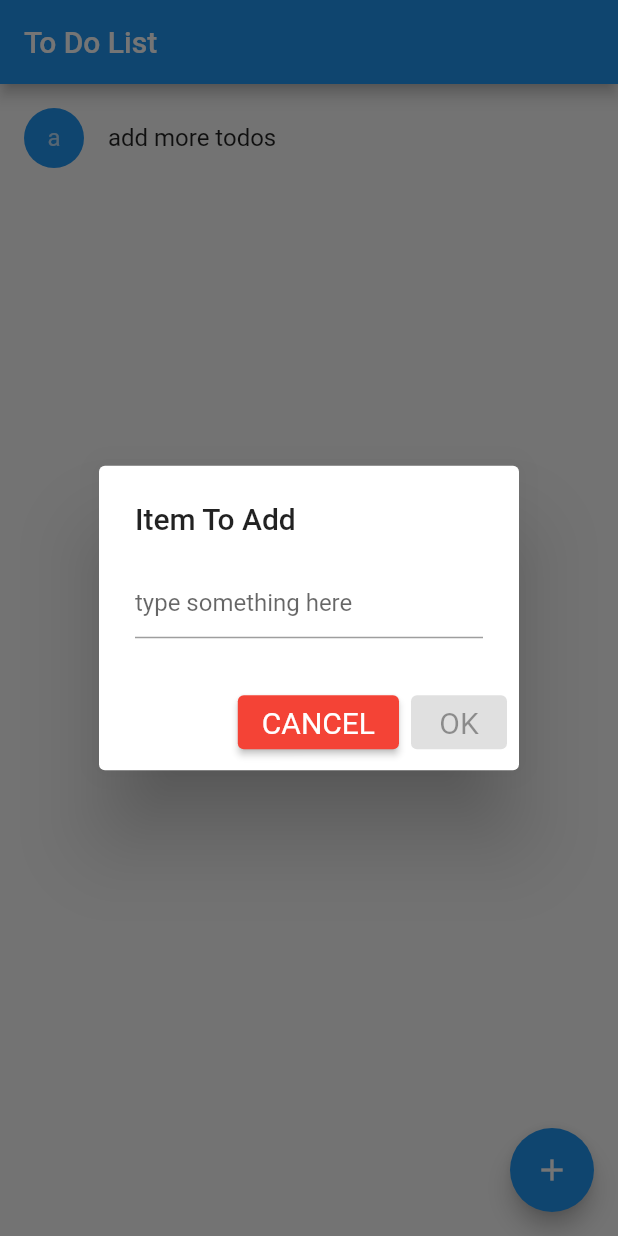
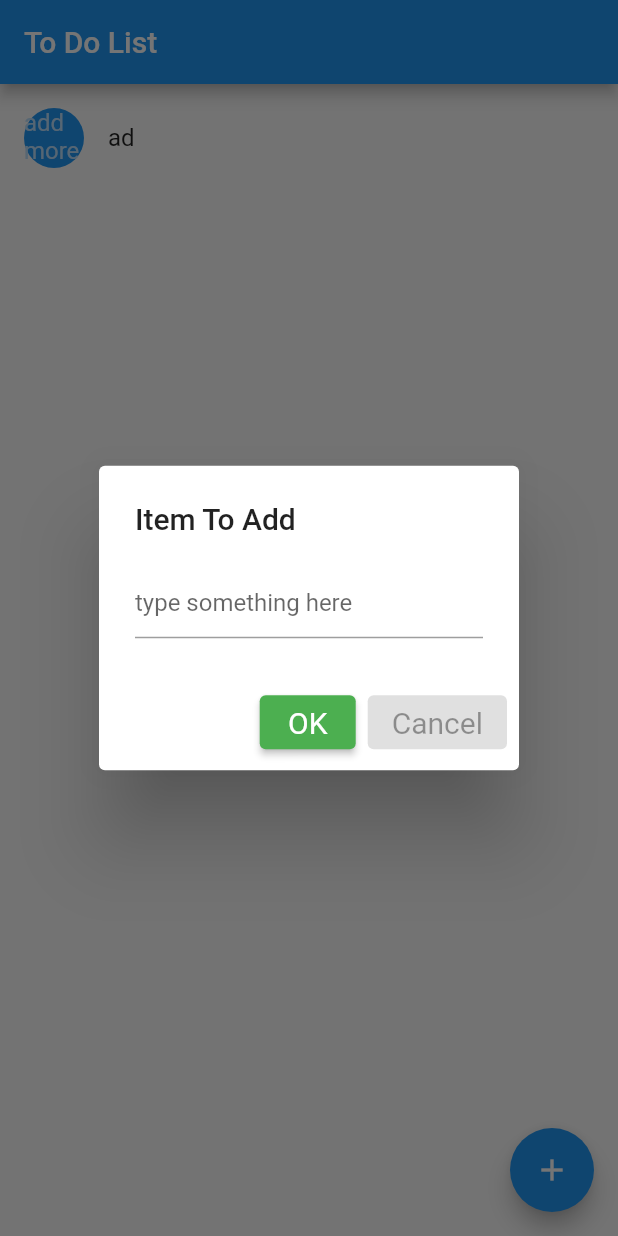
Before and after one commit to mgoadric/to-dont-list, a Flutter app: the screen it shows after launch, after a tap on the "add" icon, on a phone screen of 412 x 824 dp. Run offline on Flutter 3.47's test engine with Material 2 defaults, Android fonts, the phone set to English and light mode, and no system bars.

Commit message:
Some things to break the code

```diff
--- a/to_dont_list/lib/main.dart
+++ b/to_dont_list/lib/main.dart
@@ -36,9 +36,9 @@ class _ToDoListState extends State<ToDoList> {
             ),
             actions: <Widget>[
               ElevatedButton(
-                key: const Key("CancelButton"),
-                style: noStyle,
-                child: const Text('CANCEL'),
+                key: const Key("OkButton"),
+                style: yesStyle,
+                child: const Text('OK'),
                 onPressed: () {
                   setState(() {
                     Navigator.pop(context);
@@ -51,18 +51,17 @@ class _ToDoListState extends State<ToDoList> {
                 valueListenable: _inputController,
                 builder: (context, value, child) {
                   return ElevatedButton(
-                    key: const Key("OKButton"),
-                    style: yesStyle,
+                    key: const Key("CancelButton"),
+                    style: noStyle,
                     onPressed: value.text.isNotEmpty
                         ? () {
-                            print("OK Button Pressed");
                             setState(() {
                               _handleNewItem(valueText);
                               Navigator.pop(context);
                             });
                           }
                         : null,
-                    child: const Text('OK'),
+                    child: const Text('Cancel'),
                   );
                 },
               ),
@@ -108,7 +107,7 @@ class _ToDoListState extends State<ToDoList> {
   void _handleNewItem(String itemText) {
     setState(() {
       print("Adding new item");
-      Item item = Item(name: itemText);
+      Item item = const Item(name: "itemText");
       items.insert(0, item);
       _inputController.clear();
     });
--- a/to_dont_list/lib/to_do_items.dart
+++ b/to_dont_list/lib/to_do_items.dart
@@ -6,7 +6,7 @@ class Item {
   final String name;
 
   String abbrev() {
-    return name[0];
+    return name.substring(0, 2);
   }
 }
 
@@ -33,7 +33,7 @@ class ToDoListItem extends StatelessWidget {
     // taking place and therefore which theme to use.
 
     return completed //
-        ? Colors.black54
+        ? Colors.black
         : Theme.of(context).primaryColor;
   }
 
@@ -59,10 +59,10 @@ class ToDoListItem extends StatelessWidget {
           : null,
       leading: CircleAvatar(
         backgroundColor: _getColor(context),
-        child: Text(item.abbrev()),
+        child: Text(item.name),
       ),
       title: Text(
-        item.name,
+        item.abbrev(),
         style: _getTextStyle(context),
       ),
     );
```
